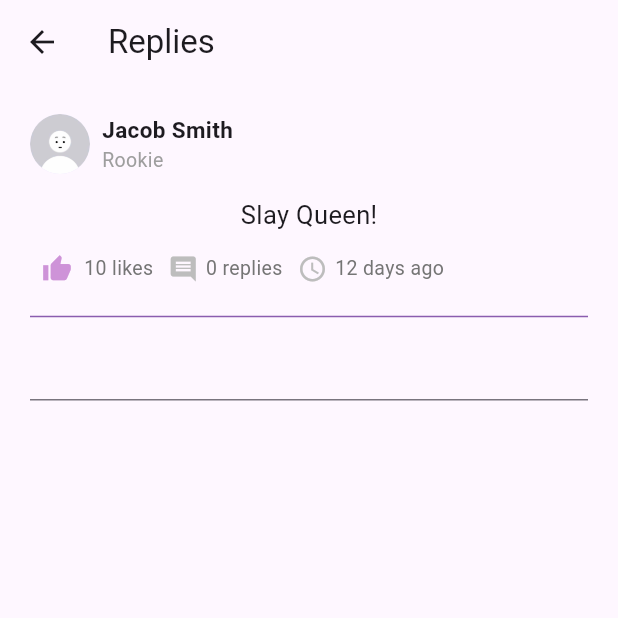
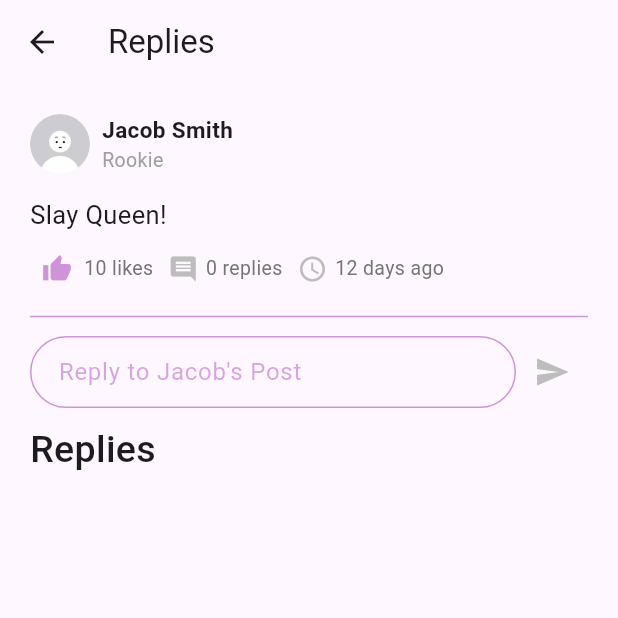
Before and after one commit to naomehmi/betterU-flutter-assignment, a Flutter app: the Replies screen opened directly with sample values from the repository, after a tap on the "thumb up" icon, on a phone screen of 412 x 824 dp, the top half of it. Run offline on Flutter 3.47's test engine with Material 3 defaults, Android fonts, the phone set to English and light mode, and no system bars; our stand-ins replace carousel_slider, gradient_borders, timeago, timeline_tile, youtube_player_flutter.

Commit message:
replies done

```diff
--- a/better_u/lib/models/custom_widgets/replies.dart
+++ b/better_u/lib/models/custom_widgets/replies.dart
@@ -3,6 +3,7 @@ import 'package:better_u/models/objects/user.dart';
 import 'package:better_u/state_management/forum_management.dart';
 import 'package:better_u/state_management/user_management.dart';
 import 'package:flutter/material.dart';
+import 'package:flutter/widgets.dart';
 import 'package:provider/provider.dart';
 import 'package:timeago/timeago.dart' as timeago;
 
@@ -16,26 +17,24 @@ class Replies extends StatefulWidget {
 }
 
 class _RepliesState extends State<Replies> {
-  @override
-  Widget build(BuildContext context) {
-    User poster = Provider.of<UserManagement>(context)
-        .allUsers
-        .firstWhere((element) => element.email == widget.post.userEmail);
+  Widget replyFormat(User user, Post post, bool mainPost) {
+    List<Post>? replies;
+    if(mainPost){
+      replies = Provider.of<ForumManagement>(context)
+        .allForums
+        .where(
+            (element) => element.reply && element.replyToId == widget.post.id)
+        .toList().reversed.toList();
+    }
     User curUser = Provider.of<UserManagement>(context).loggedInUser;
-    List replies = Provider.of<ForumManagement>(context).allForums.where((element) => element.reply && element.replyToId == widget.post.id).toList();
-    return Scaffold(
-      appBar: AppBar(
-        title: const Text("Replies"),
-      ),
-      body: Padding(
-        padding: const EdgeInsets.all(20),
-        child: Column(
+    return Column(
+      crossAxisAlignment: CrossAxisAlignment.start,
       children: [
         Row(
           children: [
             CircleAvatar(
               radius: 20,
-                  backgroundImage: AssetImage(poster.profilePic),
+              backgroundImage: AssetImage(user.profilePic),
             ),
             const SizedBox(
               width: 8,
@@ -44,12 +43,12 @@ class _RepliesState extends State<Replies> {
               crossAxisAlignment: CrossAxisAlignment.start,
               children: [
                 Text(
-                      "${poster.firstName} ${poster.lastName}",
+                  "${user.firstName} ${user.lastName}",
                   style: const TextStyle(
                       fontSize: 15, fontWeight: FontWeight.bold),
                 ),
                 Text(
-                      poster.role,
+                  user.role,
                   style: const TextStyle(fontSize: 13, color: Colors.grey),
                 )
               ],
@@ -60,7 +59,7 @@ class _RepliesState extends State<Replies> {
           height: 15,
         ),
         Text(
-              widget.post.content,
+          post.content,
           style: const TextStyle(fontSize: 17),
         ),
         Row(children: [
@@ -70,28 +69,29 @@ class _RepliesState extends State<Replies> {
                 visualDensity: const VisualDensity(horizontal: -4),
                 iconSize: 20,
                 icon: const Icon(Icons.thumb_up),
-                    color: curUser.likedPosts.contains(widget.post.id)
+                color: curUser.likedPosts.contains(post.id)
                     ? Colors.purple[200]
                     : Colors.grey[400],
                 onPressed: () {
-                      if (curUser.likedPosts.contains(widget.post.id)) {
-                        Provider.of<ForumManagement>(context, listen: false).removeLike(widget.post.id);
-                        print("sini");
+                  if (curUser.likedPosts.contains(post.id)) {
+                    Provider.of<ForumManagement>(context, listen: false)
+                        .removeLike(post.id);
                   } else {
-                        print("sana");
-                        Provider.of<ForumManagement>(context, listen: false).newLike(widget.post.id);
+                    Provider.of<ForumManagement>(context, listen: false)
+                        .newLike(post.id);
                   }
-                      Provider.of<UserManagement>(context, listen: false).userLike(widget.post.id);
-                      // user = currentUser.loggedInUser;
+                  Provider.of<UserManagement>(context, listen: false)
+                      .userLike(post.id);
                   setState(() {});
                 },
               ),
               Text(
-                    '${widget.post.likes} ${widget.post.likes == 1 ? "like" : "likes"}',
+                '${post.likes} ${post.likes == 1 ? "like" : "likes"}',
                 style: TextStyle(fontSize: 13, color: Colors.grey[600]),
               ),
             ],
           ),
+          if(mainPost)
           Row(
             children: [
               const SizedBox(
@@ -102,7 +102,7 @@ class _RepliesState extends State<Replies> {
                 width: 5,
               ),
               Text(
-                    '${replies.length} ${replies.length == 1 ? "reply" : "replies"}',
+                '${replies!.length} ${replies.length == 1 ? "reply" : "replies"}',
                 style: TextStyle(fontSize: 13, color: Colors.grey[600]),
               ),
             ],
@@ -122,17 +122,115 @@ class _RepliesState extends State<Replies> {
               ),
               Text(
                 timeago.format(DateTime.now()
-                        .subtract(DateTime.now().difference(widget.post.time))),
+                    .subtract(DateTime.now().difference(post.time))),
                 style: TextStyle(fontSize: 13, color: Colors.grey[600]),
               ),
             ],
           ),
-            ]),
-            const Divider(
-              color: Color.fromARGB(255, 139, 93, 175),
+        ])
+      ],
+    );
+  }
+
+  TextEditingController reply = TextEditingController();
+
+  void Function()? onPressed;
+
+  @override
+  Widget build(BuildContext context) {
+    User poster = Provider.of<UserManagement>(context)
+        .allUsers
+        .firstWhere((element) => element.email == widget.post.userEmail);
+    User curUser = Provider.of<UserManagement>(context).loggedInUser;
+    List<Post> replies = Provider.of<ForumManagement>(context)
+        .allForums
+        .where(
+            (element) => element.reply && element.replyToId == widget.post.id)
+        .toList().reversed.toList();
+    return Scaffold(
+      appBar: AppBar(
+        title: const Text("Replies"),
       ),
-            const TextField()
+      body: SingleChildScrollView(
+        child: Padding(
+          padding: const EdgeInsets.all(20),
+          child: Column(
+            crossAxisAlignment: CrossAxisAlignment.start,
+            children: [
+              replyFormat(poster, widget.post, true),
+              Divider(
+                color: Colors.purple[200]!,
+              ),
+              const SizedBox(
+                height: 5,
+              ),
+              Row(
+                children: [
+                  Expanded(
+                    child: TextField(
+                      decoration: InputDecoration(
+                          contentPadding: const EdgeInsets.symmetric(
+                              vertical: 4, horizontal: 15),
+                          hintText: "Reply to ${poster.firstName}'s Post",
+                          hintStyle:
+                              TextStyle(color: Colors.purple.withOpacity(0.40)),
+                          border: OutlineInputBorder(
+                            borderRadius: BorderRadius.circular(50),
+                          ),
+                          enabledBorder: OutlineInputBorder(
+                            borderSide: BorderSide(color: Colors.purple[200]!),
+                            borderRadius: BorderRadius.circular(50),
+                          ),
+                          focusedBorder: OutlineInputBorder(
+                            borderSide: BorderSide(color: Colors.purple[200]!),
+                            borderRadius: BorderRadius.circular(50),
+                          )),
+                      controller: reply,
+                      onChanged: (value) {
+                        if (value.isEmpty) {
+                          onPressed = null;
+                        } else {
+                          onPressed = () {
+                            Provider.of<ForumManagement>(context, listen: false)
+                                .newPost(curUser.email, true, reply.text,
+                                    widget.post.id);
+                            // setState(() {});
+                          };
+                        }
+                        setState(() {});
+                      },
+                    ),
+                  ),
+                  IconButton(
+                    onPressed: onPressed,
+                    icon: const Icon(Icons.send),
+                    color: Colors.purple[200],
+                    disabledColor: Colors.grey[400],
+                  )
                 ],
+              ),
+              const Padding(
+                padding: EdgeInsets.only(top: 10, bottom: 5),
+                child: Text("Replies", style: TextStyle(
+                  fontWeight: FontWeight.w500,
+                  fontSize: 25
+                ),),
+              ),
+              ...replies.map((e) {
+                User thisUser = Provider.of<UserManagement>(context)
+                    .allUsers
+                    .firstWhere((element) => element.email == e.userEmail);
+                return Padding(
+                  padding: const EdgeInsets.symmetric(vertical: 10.0),
+                  child: Column(
+                    children: [
+                      replyFormat(thisUser, e, false)
+                    ],
+                  ),
+                );
+              })
+            ],
+          ),
         ),
       ),
     );
--- a/better_u/lib/state_management/forum_management.dart
+++ b/better_u/lib/state_management/forum_management.dart
@@ -32,8 +32,8 @@ class ForumManagement extends ChangeNotifier {
 
   int nextId = 4; // to generate post id
 
-  void newPost(email, reply, content){
-    allForums.insert(0, Post(id: nextId, userEmail: email, reply: reply, likes: 0, time: DateTime.now(), content: content));
+  void newPost(String email, bool reply, String content, [int? replyId]){
+    allForums.insert(0, Post(id: nextId, userEmail: email, reply: reply, likes: 0, time: DateTime.now(), content: content, replyToId: replyId));
     nextId++;
     notifyListeners();
   }
```
Lines whose indentation alone changed are shown as unchanged.
